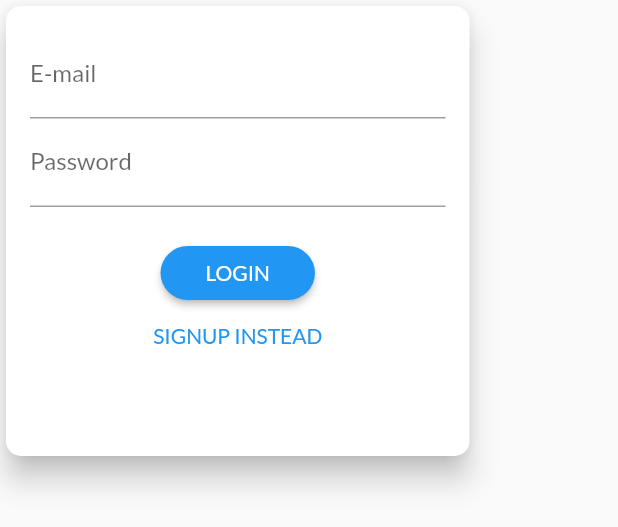
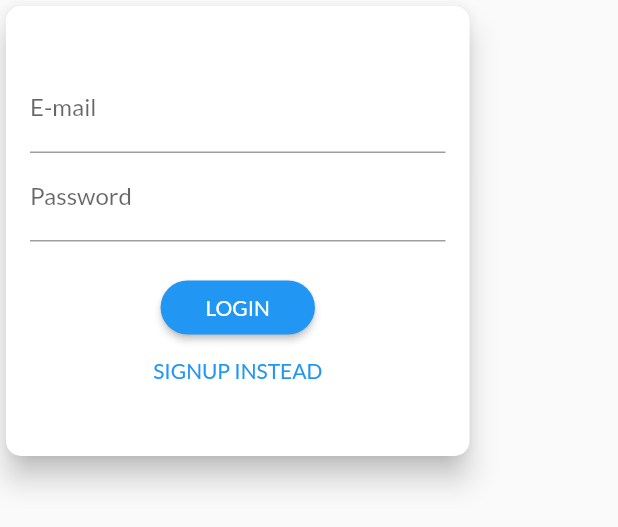
Before and after one commit to alinbabu2010/ShopApp, a Flutter app: the AuthCard widget shown alone on an empty page, opened directly, on a phone screen of 412 x 824 dp. Shown: the top 527 px of the screen. Run offline on Flutter 3.47's test engine with Material 2 defaults, Android fonts, the phone set to English and light mode, and no system bars; our stand-ins replace shared_preferences; accounts and stored records are empty.

Commit message:
Add center widget around form widget in auth_card.dart

```diff
--- a/lib/widgets/auth_card.dart
+++ b/lib/widgets/auth_card.dart
@@ -150,6 +150,7 @@ class _AuthCardState extends State<AuthCard>
         padding: dimens.authCardPadding,
         duration: const Duration(milliseconds: 300),
         curve: Curves.easeIn,
+        child: Center(
           child: Form(
             key: _formKey,
             child: SingleChildScrollView(
@@ -172,8 +173,8 @@ class _AuthCardState extends State<AuthCard>
                     },
                   ),
                   TextFormField(
-                  decoration:
-                      const InputDecoration(labelText: constants.labelPassword),
+                    decoration: const InputDecoration(
+                        labelText: constants.labelPassword),
                     obscureText: true,
                     textInputAction: _authMode == AuthMode.signup
                         ? TextInputAction.next
@@ -264,6 +265,7 @@ class _AuthCardState extends State<AuthCard>
             ),
           ),
         ),
+      ),
     );
   }
 }
```
Lines whose indentation alone changed are shown as unchanged.
